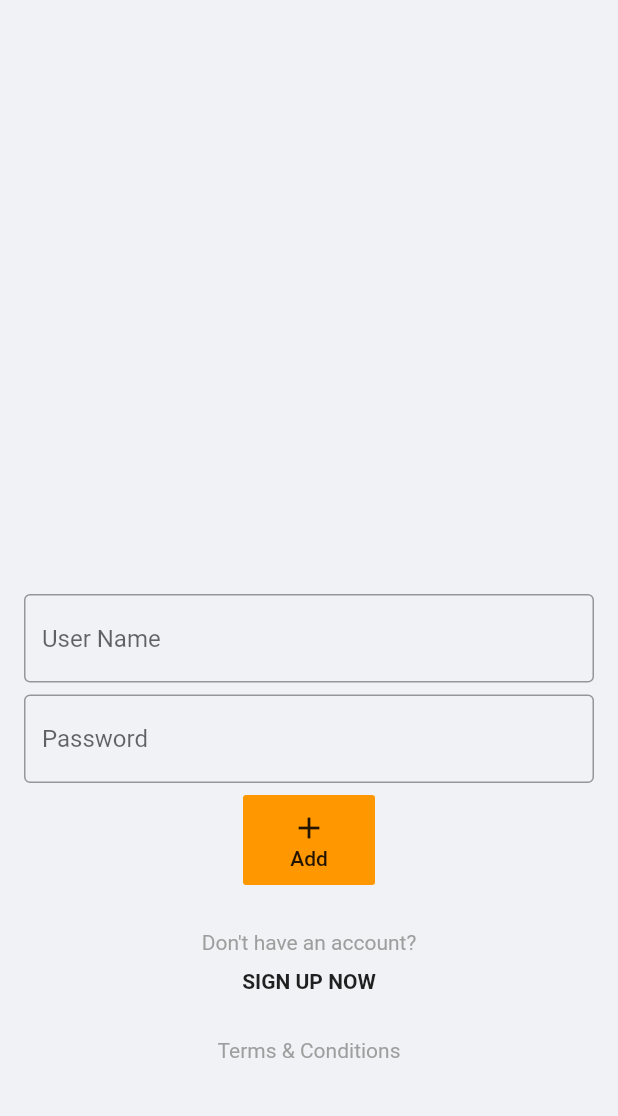
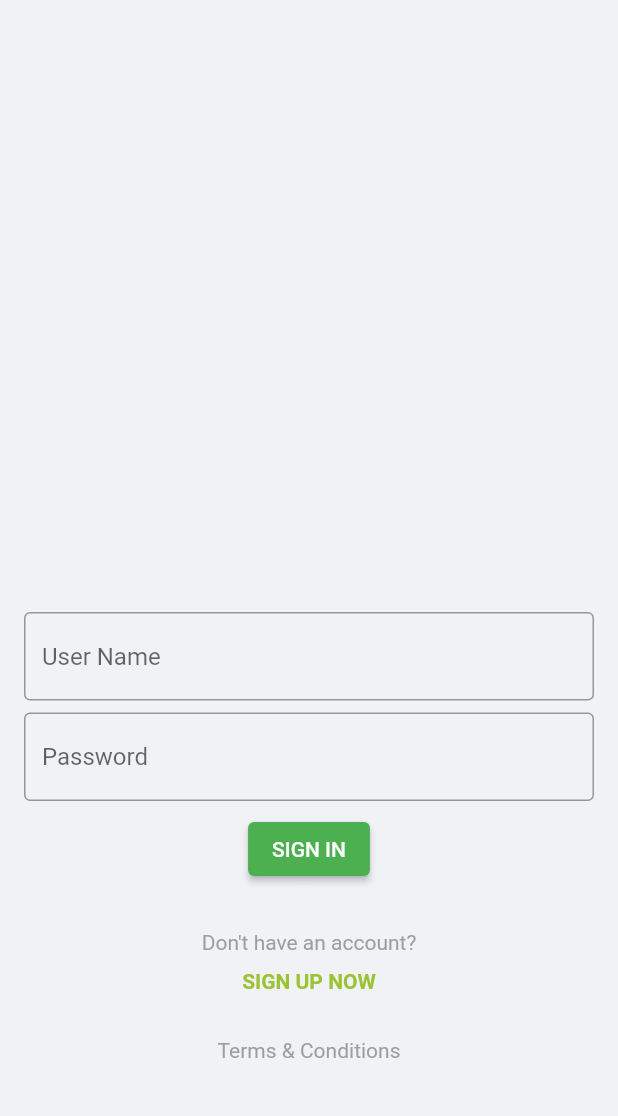
Before and after one commit to nunofhfontes/generic_mobile_app, a Flutter app: the screen it shows after launch, on a phone screen of 412 x 824 dp, the part 120-1236 px from its top. Run offline on Flutter 3.47's test engine with Material 2 defaults, Android fonts, the light colour scheme and no system bars.

Commit message:
FlatButton changed for ElevatedButton; color scheme changes;

```diff
--- a/lib/main.dart
+++ b/lib/main.dart
@@ -50,16 +50,12 @@ class GenericApp extends StatelessWidget {
                     ),
                   ),
                 ),
-                FlatButton(
-                  onPressed: () => {},
-                  color: Colors.orange,
-                  padding: EdgeInsets.all(10.0),
-                  child: Column( // Replace with a Row for horizontal icon + text
-                    children: <Widget>[
-                      Icon(Icons.add),
-                      Text("Add")
-                    ],
+                ElevatedButton(
+                  style: ButtonStyle(
+                    backgroundColor: MaterialStateProperty.all<Color>(Colors.green),
                   ),
+                  onPressed: () {},
+                  child: const Text('SIGN IN'),
                 ),
                 new Container(
                     margin: EdgeInsets.fromLTRB(0, 30, 0, 0),
@@ -76,7 +72,9 @@ class GenericApp extends StatelessWidget {
                       'SIGN UP NOW',
                       textAlign: TextAlign.center,
                       overflow: TextOverflow.ellipsis,
-                      style: const TextStyle(fontWeight: FontWeight.bold),
+                      style: const TextStyle(
+                          fontWeight: FontWeight.bold,
+                          color: const Color(0xFF9AC433)),
                     )
                 ),
                 new Container(
```
